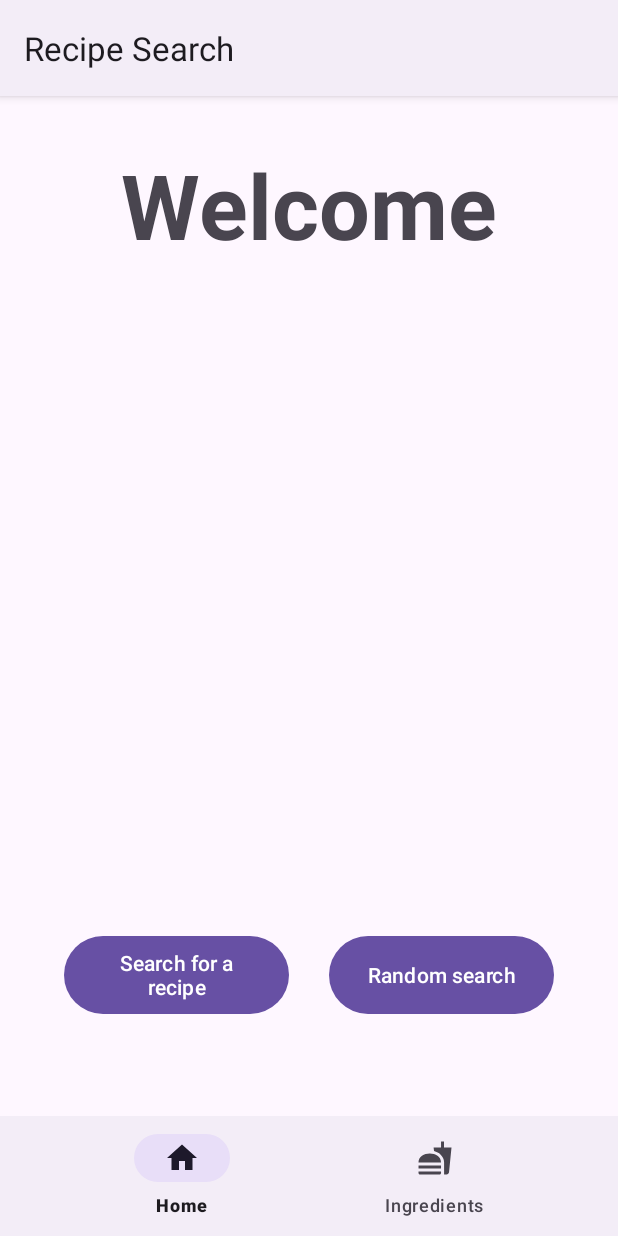
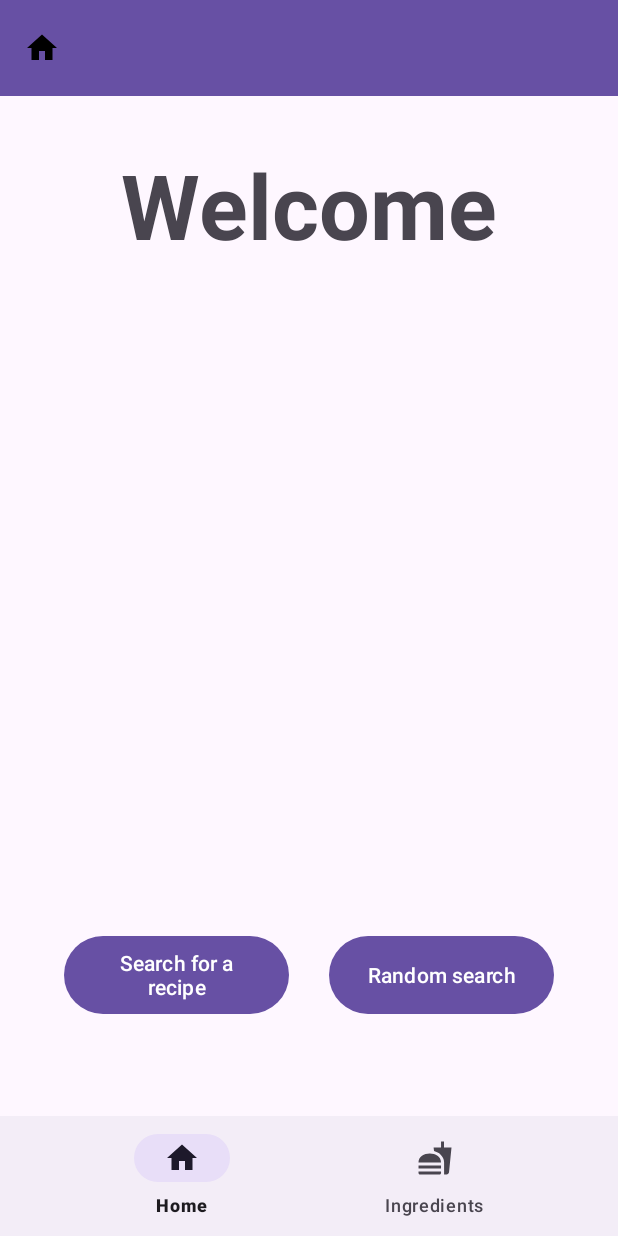
Before and after one commit to huangah412/RecipeSearch, an Android app: the screen it shows after launch (MainActivity), on a phone screen of 412 x 824 dp. Run offline under Robolectric (Android 15) with nearby library versions, the phone set to English and light mode, and no system bars; our stand-ins replace Room's generated code.

Commit message:
Add toolbars for navigation and to display titles

```diff
--- a/app/build.gradle.kts
+++ b/app/build.gradle.kts
@@ -40,6 +40,8 @@ dependencies {
     implementation(libs.room.common)
     implementation(libs.room.runtime)
     implementation(libs.preference)
+    implementation(libs.navigation.fragment)
+    implementation(libs.navigation.ui)
     testImplementation(libs.junit)
     androidTestImplementation(libs.ext.junit)
     androidTestImplementation(libs.espresso.core)
--- /dev/null
+++ b/app/src/main/res/drawable/ic_navigation_back_24dp.xml
@@ -0,0 +1,5 @@
+<vector xmlns:android="http://schemas.android.com/apk/res/android" android:autoMirrored="true" android:height="24dp" android:tint="#000000" android:viewportHeight="24" android:viewportWidth="24" android:width="24dp">
+
+    <path android:fillColor="@android:color/white" android:pathData="M20,11H7.83l5.59,-5.59L12,4l-8,8 8,8 1.41,-1.41L7.83,13H20v-2z"/>
+
+</vector>
--- a/app/src/main/res/layout/fragment_home.xml
+++ b/app/src/main/res/layout/fragment_home.xml
@@ -1,14 +1,42 @@
 <?xml version="1.0" encoding="utf-8"?>
-<FrameLayout xmlns:android="http://schemas.android.com/apk/res/android"
+<androidx.coordinatorlayout.widget.CoordinatorLayout xmlns:android="http://schemas.android.com/apk/res/android"
+    xmlns:tools="http://schemas.android.com/tools"
     xmlns:app="http://schemas.android.com/apk/res-auto"
-    xmlns:tools="http://schemas.android.com/tools"
+
+
+    android:layout_width="match_parent"
+    android:layout_height="match_parent">
+
+    <androidx.constraintlayout.widget.ConstraintLayout
         android:layout_width="match_parent"
         android:layout_height="match_parent"
         tools:context=".HomeFragment">
 
+        <!--TODO: fix toolbar being huge-->
+        <com.google.android.material.appbar.MaterialToolbar
+            android:id="@+id/materialToolbar"
+            android:layout_width="match_parent"
+            android:layout_height="wrap_content"
+            android:background="?attr/colorPrimaryVariant"
+            android:fitsSystemWindows="true"
+            android:minHeight="?attr/actionBarSize"
+            android:theme="?attr/actionBarTheme"
+            app:buttonGravity="center_vertical"
+            app:layout_constraintEnd_toEndOf="parent"
+            app:layout_constraintStart_toStartOf="parent"
+            app:layout_constraintTop_toTopOf="parent"
+            app:logo="@drawable/ic_home_black_24dp"
+            app:logoAdjustViewBounds="false"
+            app:titleCentered="false" />
+
         <androidx.constraintlayout.widget.ConstraintLayout
+            android:id="@+id/constraint"
             android:layout_width="match_parent"
-        android:layout_height="match_parent">
+            android:layout_height="0dp"
+            app:layout_constraintBottom_toBottomOf="parent"
+            app:layout_constraintEnd_toEndOf="parent"
+            app:layout_constraintStart_toStartOf="parent"
+            app:layout_constraintTop_toBottomOf="@+id/materialToolbar">
 
             <TextView
                 android:id="@+id/textView2"
@@ -53,4 +81,7 @@
 
         </androidx.constraintlayout.widget.ConstraintLayout>
 
-</FrameLayout>
+    </androidx.constraintlayout.widget.ConstraintLayout>
+
+
+</androidx.coordinatorlayout.widget.CoordinatorLayout>
--- a/app/src/main/res/values-night/themes.xml
+++ b/app/src/main/res/values-night/themes.xml
@@ -1,6 +1,6 @@
 <resources xmlns:tools="http://schemas.android.com/tools">
     <!-- Base application theme. -->
-    <style name="Base.Theme.RecipeSearch" parent="Theme.Material3.DayNight">
+    <style name="Base.Theme.RecipeSearch" parent="Theme.Material3.DayNight.NoActionBar">
         <!-- Customize your dark theme here. -->
         <!-- <item name="colorPrimary">@color/my_dark_primary</item> -->
     </style>
--- a/app/src/main/res/values/themes.xml
+++ b/app/src/main/res/values/themes.xml
@@ -1,6 +1,6 @@
 <resources xmlns:tools="http://schemas.android.com/tools">
     <!-- Base application theme. -->
-    <style name="Base.Theme.RecipeSearch" parent="Theme.Material3.DayNight">
+    <style name="Base.Theme.RecipeSearch" parent="Theme.Material3.DayNight.NoActionBar">
         <!-- Customize your light theme here. -->
         <!-- <item name="colorPrimary">@color/my_light_primary</item> -->
     </style>
--- a/gradle/libs.versions.toml
+++ b/gradle/libs.versions.toml
@@ -11,6 +11,8 @@ roomCommon = "2.6.1"
 roomRuntime = "2.6.1"
 roomCompiler = "2.6.1"
 preference = "1.2.1"
+navigationFragment = "2.8.4"
+navigationUi = "2.8.4"
 
 [libraries]
 junit = { group = "junit", name = "junit", version.ref = "junit" }
@@ -24,6 +26,8 @@ room-common = { group = "androidx.room", name = "room-common", version.ref = "ro
 room-runtime = { group = "androidx.room", name = "room-runtime", version.ref = "roomRuntime" }
 room-compiler = { group = "androidx.room", name = "room-compiler", version.ref = "roomCompiler" }
 preference = { group = "androidx.preference", name = "preference", version.ref = "preference" }
+navigation-fragment = { group = "androidx.navigation", name = "navigation-fragment", version.ref = "navigationFragment" }
+navigation-ui = { group = "androidx.navigation", name = "navigation-ui", version.ref = "navigationUi" }
 
 [plugins]
 android-application = { id = "com.android.application", version.ref = "agp" }
```
Also changed, not shown: app/src/main/java/com/aiden/recipesearch/SearchActivity.java (+7 -0 lines), app/src/main/res/layout/activity_search.xml (+24 -1 lines), app/src/main/res/layout/fragment_ingredients.xml (+27 -5 lines). Lines whose indentation alone changed are shown as unchanged.
